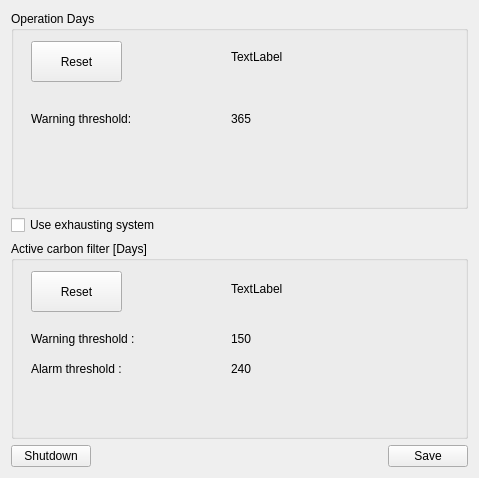
Qt form HimalayaMain/Gui/Components/Settings/Forms/ServiceSettingsWidget.ui (Liyezhong/Master) before a commit.
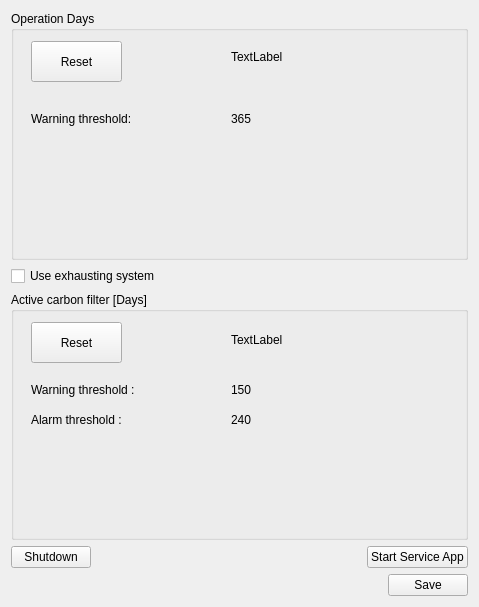
The same form after that commit.

Commit message: Add "Start service Application" feature.

```diff
--- a/HimalayaMain/Gui/Components/Settings/Forms/ServiceSettingsWidget.ui
+++ b/HimalayaMain/Gui/Components/Settings/Forms/ServiceSettingsWidget.ui
@@ -7,48 +7,13 @@
     <x>0</x>
     <y>0</y>
     <width>479</width>
-    <height>478</height>
+    <height>607</height>
    </rect>
   </property>
   <property name="windowTitle">
    <string>Form</string>
   </property>
   <layout class="QGridLayout" name="gridLayout">
-   <item row="3" column="0">
-    <layout class="QVBoxLayout" name="verticalLayout_2">
-     <item>
-      <layout class="QHBoxLayout" name="horizontalLayout">
-       <item>
-        <widget class="QPushButton" name="btnShutdown">
-         <property name="text">
-          <string>Shutdown</string>
-         </property>
-        </widget>
-       </item>
-       <item>
-        <spacer name="horizontalSpacer">
-         <property name="orientation">
-          <enum>Qt::Horizontal</enum>
-         </property>
-         <property name="sizeHint" stdset="0">
-          <size>
-           <width>40</width>
-           <height>20</height>
-          </size>
-         </property>
-        </spacer>
-       </item>
-       <item>
-        <widget class="QPushButton" name="btnSave">
-         <property name="text">
-          <string>Save</string>
-         </property>
-        </widget>
-       </item>
-      </layout>
-     </item>
-    </layout>
-   </item>
    <item row="0" column="0" rowspan="3">
     <layout class="QVBoxLayout" name="verticalLayout">
      <item>
@@ -204,6 +169,68 @@
      </item>
     </layout>
    </item>
+   <item row="4" column="0">
+    <layout class="QVBoxLayout" name="verticalLayout_2">
+     <item>
+      <layout class="QHBoxLayout" name="horizontalLayout">
+       <item>
+        <spacer name="horizontalSpacer">
+         <property name="orientation">
+          <enum>Qt::Horizontal</enum>
+         </property>
+         <property name="sizeHint" stdset="0">
+          <size>
+           <width>40</width>
+           <height>20</height>
+          </size>
+         </property>
+        </spacer>
+       </item>
+       <item>
+        <widget class="QPushButton" name="btnSave">
+         <property name="text">
+          <string>Save</string>
+         </property>
+        </widget>
+       </item>
+      </layout>
+     </item>
+    </layout>
+   </item>
+   <item row="3" column="0">
+    <layout class="QHBoxLayout" name="horizontalLayout_2">
+     <item>
+      <widget class="QPushButton" name="btnShutdown">
+       <property name="text">
+        <string>Shutdown</string>
+       </property>
+      </widget>
+     </item>
+     <item>
+      <spacer name="horizontalSpacer_2">
+       <property name="orientation">
+        <enum>Qt::Horizontal</enum>
+       </property>
+       <property name="sizeType">
+        <enum>QSizePolicy::Expanding</enum>
+       </property>
+       <property name="sizeHint" stdset="0">
+        <size>
+         <width>90</width>
+         <height>20</height>
+        </size>
+       </property>
+      </spacer>
+     </item>
+     <item>
+      <widget class="QPushButton" name="btnStartServiceApp">
+       <property name="text">
+        <string>Start Service App</string>
+       </property>
+      </widget>
+     </item>
+    </layout>
+   </item>
   </layout>
  </widget>
  <resources/>
```
The commit also changes 19 other files.
